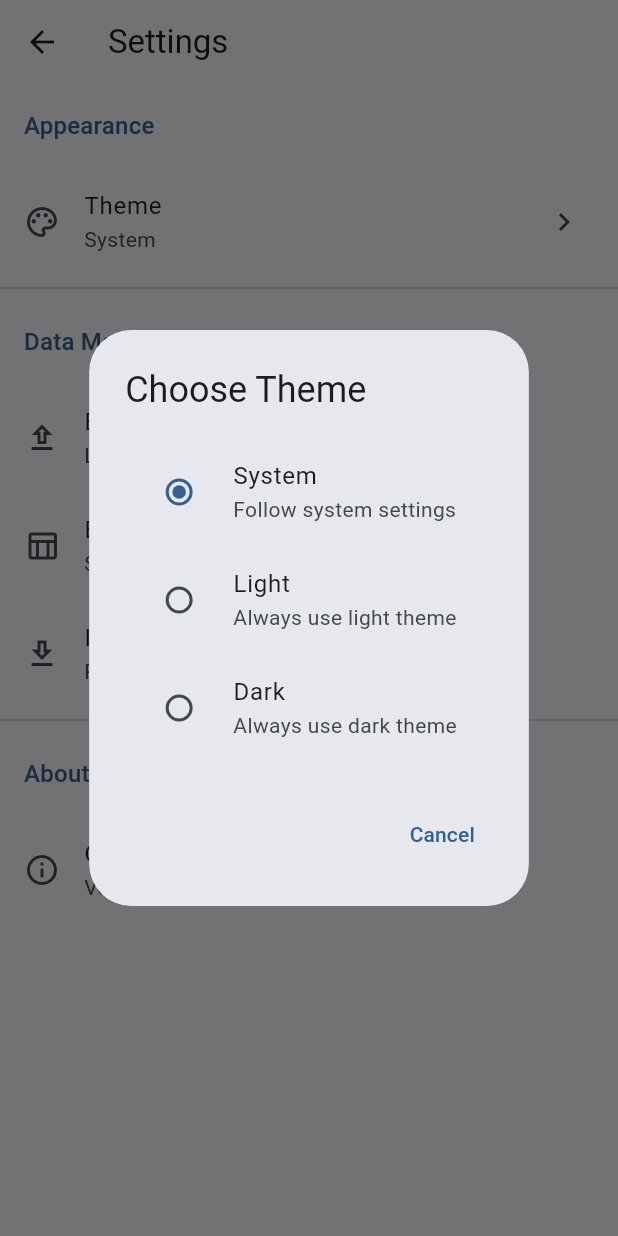
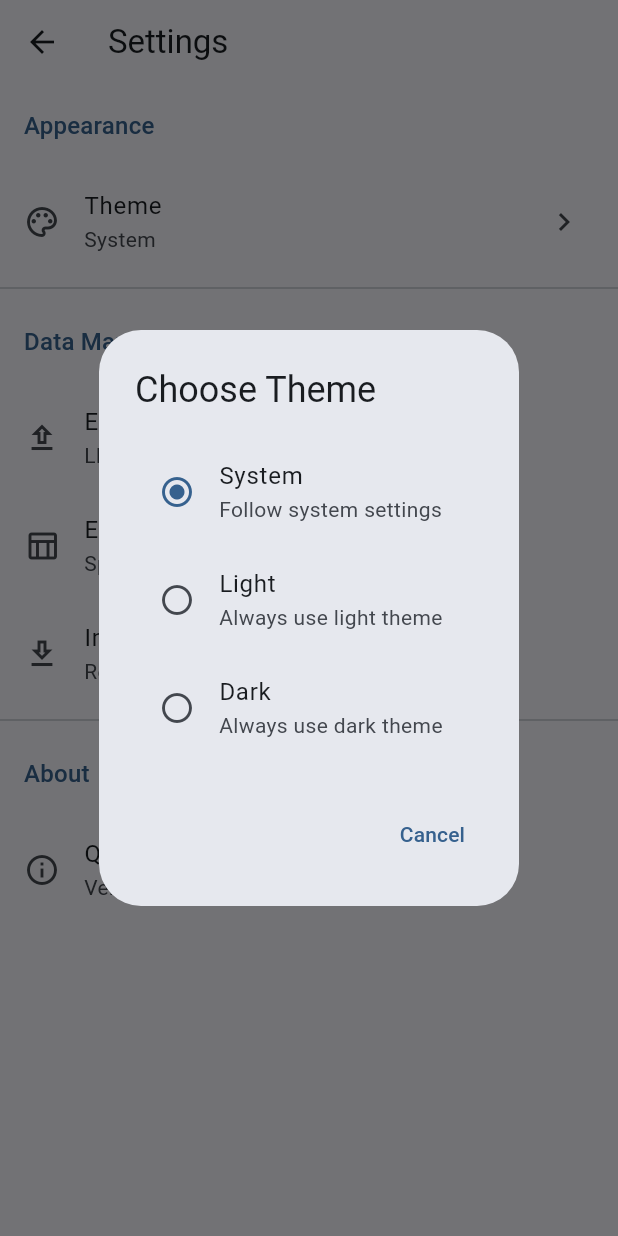
Before and after one commit to cmwen/quick-log-app, a Flutter app: the SettingsScreen screen opened directly, after a tap on "Theme", on a phone screen of 412 x 824 dp. Run offline on Flutter 3.47's test engine with Material 3 defaults, Android fonts, the phone set to English and light mode, and no system bars; our stand-ins replace file_picker, flutter_map, geocoding, geolocator, latlong2, share_plus and 2 more; accounts and stored records are empty.

Commit message:
fix: replace deprecated RadioGroup with ListTile-based selection
Co-authored-by: cmwen <12928967+cmwen@users.noreply.github.com>

```diff
--- a/lib/screens/settings_screen.dart
+++ b/lib/screens/settings_screen.dart
@@ -51,30 +51,29 @@ class SettingsScreen extends StatelessWidget {
   void _showThemeDialog(BuildContext context, ThemeProvider themeProvider) {
     showDialog(
       context: context,
-      builder: (context) => AlertDialog(
+      builder: (dialogContext) => AlertDialog(
         title: const Text('Choose Theme'),
-        content: RadioGroup<ThemeMode>(
-          groupValue: themeProvider.themeMode,
-          onChanged: (value) {
-            if (value != null) {
-              themeProvider.setThemeMode(value);
-              Navigator.pop(context);
-            }
-          },
-          child: Column(
+        content: Column(
           mainAxisSize: MainAxisSize.min,
           children: ThemeMode.values.map((mode) {
-              return RadioListTile<ThemeMode>(
+            final isSelected = themeProvider.themeMode == mode;
+            return ListTile(
+              leading: Icon(
+                isSelected ? Icons.radio_button_checked : Icons.radio_button_unchecked,
+                color: isSelected ? Theme.of(dialogContext).colorScheme.primary : null,
+              ),
               title: Text(_getThemeModeLabel(mode)),
               subtitle: Text(_getThemeModeDescription(mode)),
-                value: mode,
+              onTap: () {
+                themeProvider.setThemeMode(mode);
+                Navigator.pop(dialogContext);
+              },
             );
           }).toList(),
         ),
-        ),
         actions: [
           TextButton(
-            onPressed: () => Navigator.pop(context),
+            onPressed: () => Navigator.pop(dialogContext),
             child: const Text('Cancel'),
           ),
         ],
```
Lines whose indentation alone changed are shown as unchanged.
